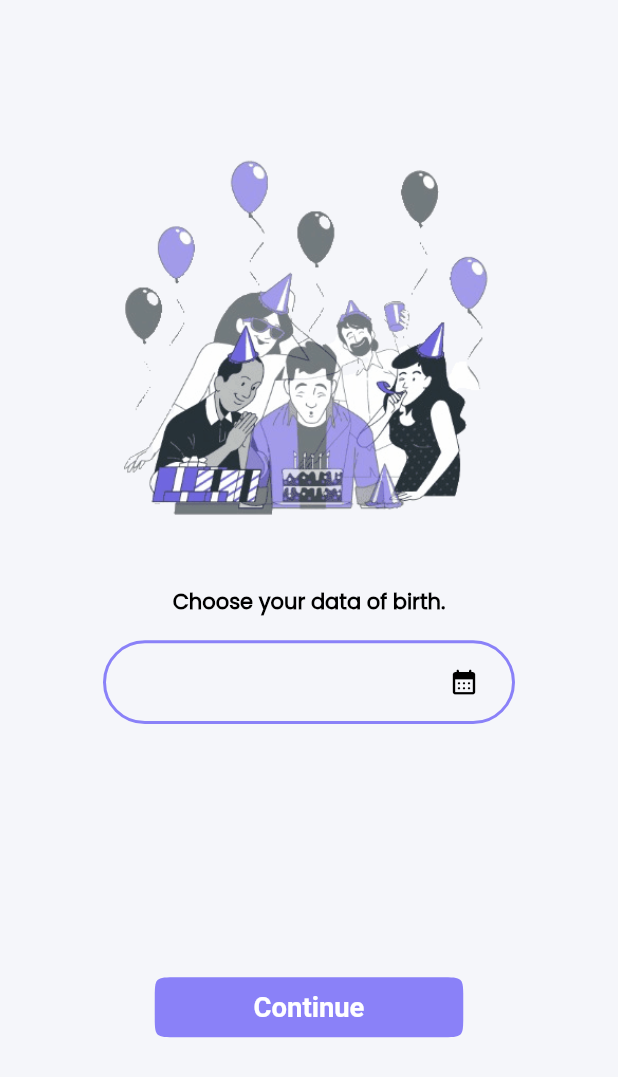
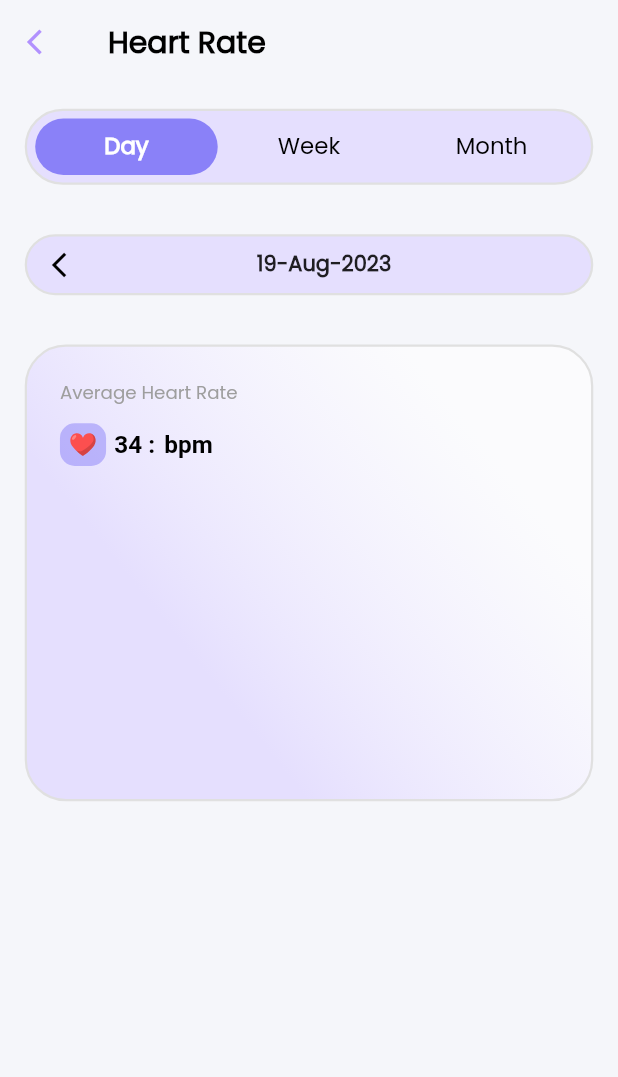
Before and after one commit to sanjaioffi/HealHer, a Flutter app: the screen it shows after launch, on a phone screen of 412 x 824 dp. Shown: the top 1077 px of the screen. Run offline on Flutter 3.47's test engine with Material 2 defaults, Android fonts, the phone set to English and light mode, and no system bars; our stand-ins replace calendar_date_picker2, carousel_slider, flutter_datetime_picker_bdaya, flutter_svg, get, scroll_snap_list; missing offline and left inert: flutter_ruler_picker.

Commit message:
Heart rate Ui part-1

```diff
--- a/lib/main.dart
+++ b/lib/main.dart
@@ -1,6 +1,6 @@
 import 'package:flutter/material.dart';
-import 'package:heal_her/presentation/screens/onboarding/view/height_and%20weight/user_height.dart';
-import 'package:heal_her/presentation/screens/onboarding/view/dob/date_of_birth.dart';
+import 'package:heal_her/presentation/common/screen_utils/screen_size.dart';
+import 'package:heal_her/presentation/screens/home/view/heart.dart';
 import 'package:heal_her/theme/build_theme.dart';
 
 
@@ -13,11 +13,12 @@ class MyApp extends StatelessWidget {
 
   @override
   Widget build(BuildContext context) {
+    ScreenSize().init(context);
     return MaterialApp(
       debugShowCheckedModeBanner: false,
       title: 'HealHer-SmartBand',
       theme: buildTheme(),
-      home: DateOfBirth(),
+      home: Heart(),
     );
   }
 }
--- /dev/null
+++ b/lib/presentation/screens/home/view/heart.dart
@@ -0,0 +1,72 @@
+import 'package:flutter/material.dart';
+import 'package:heal_her/presentation/common/screen_utils/screen_size.dart';
+import 'package:heal_her/presentation/screens/home/view/heart_widgets/back_ground.dart';
+import 'package:heal_her/presentation/screens/home/view/heart_widgets/tabBar.dart';
+import 'package:heal_her/presentation/utils/app_colors.dart';
+
+import 'heart_widgets/tab_view_heart.dart';
+
+class Heart extends StatefulWidget {
+  const Heart({super.key});
+
+  @override
+  State<Heart> createState() => _HeartState();
+}
+
+class _HeartState extends State<Heart> with SingleTickerProviderStateMixin {
+  late TabController _tabController;
+
+  List<DateTime> days = List.generate(30, (index) {
+    return DateTime.now().subtract(Duration(days: index));
+  });
+
+  static const List<Tab> myTabs = <Tab>[
+    Tab(text: 'Day'),
+    Tab(text: 'Week'),
+    Tab(text: 'Month'),
+  ];
+
+  @override
+  void initState() {
+    super.initState();
+
+    _tabController = TabController(vsync: this, length: myTabs.length);
+  }
+
+  @override
+  void dispose() {
+    _tabController.dispose();
+    super.dispose();
+  }
+
+  @override
+  Widget build(BuildContext context) {
+    return Scaffold(
+      appBar: AppBar(
+        leading: const Icon(
+          Icons.arrow_back_ios,
+          color: AppColor.babyPurplyBlue,
+        ),
+        elevation: 0,
+        backgroundColor: Colors.transparent,
+        title: const Text(
+          'Heart Rate',
+          style: TextStyle(color: AppColor.black, fontWeight: FontWeight.w800),
+        ),
+      ),
+      body: Column(children: [
+        /*
+        This widget is using for representing day,week & month
+        tab. The 'backGroundContainer' is common for background of the tabBar.
+         */
+        backGroundContainer(
+            width: screenWidth(double.infinity),
+            height: screenHeight(50),
+            child: Tabs(tabController: _tabController, myTab: myTabs),
+            horizontal: screenWidth(5),
+            vertical: screenHeight(5)),
+        TabViewBarHeart(tabController: _tabController, days: days)
+      ]),
+    );
+  }
+}
--- /dev/null
+++ b/lib/presentation/screens/home/view/heart_widgets/back_ground.dart
@@ -0,0 +1,39 @@
+import 'package:flutter/material.dart';
+
+import '../../../../common/screen_utils/screen_size.dart';
+import '../../../../utils/app_colors.dart';
+
+Container backGroundContainer(
+    {required Widget child, required double horizontal, required double vertical, required double height, required double width}) {
+  return Container(
+    height: height,
+    width: width,
+    margin: EdgeInsets.all(screenWidth(15)),
+    padding: EdgeInsets.symmetric(horizontal: horizontal,vertical: vertical),
+    decoration: BoxDecoration(
+      color: AppColor.lightPurplrBlue,
+      borderRadius: BorderRadius.circular(screenWidth(50)),
+      border: Border.all(color: Colors.grey.shade300,width: 1.5),
+    ),
+    child: child,
+  );
+}
+
+Container graphBackGroundContainer({required Widget child}){
+  return Container(
+    height: screenHeight(300),
+    width: screenWidth(450),
+    margin: EdgeInsets.all(screenWidth(15)),
+    padding: EdgeInsets.all(screenWidth(20)),
+    decoration: BoxDecoration(
+      borderRadius: BorderRadius.circular(screenWidth(25)),
+      border: Border.all(color: Colors.grey.shade300, width: 1.5),
+      gradient: const LinearGradient(
+        begin: Alignment.bottomCenter,
+        end: Alignment.centerRight,
+        colors: [AppColor.lightPurplrBlue, Colors.white60],
+      ),
+    ),
+    child: child,
+  );
+}
--- /dev/null
+++ b/lib/presentation/screens/home/view/heart_widgets/date_container.dart
@@ -0,0 +1,65 @@
+import 'package:flutter/material.dart';
+import 'package:intl/intl.dart';
+
+import '../../../../common/screen_utils/screen_size.dart';
+import 'back_ground.dart';
+
+class DateContainer extends StatefulWidget {
+  const DateContainer({super.key, required this.days});
+
+  final List days;
+
+  @override
+  State<DateContainer> createState() => _DateContainerState();
+}
+
+class _DateContainerState extends State<DateContainer> {
+  int index = 0;
+
+  @override
+  void initState() {
+    super.initState();
+  }
+
+  @override
+  Widget build(BuildContext context) {
+    return backGroundContainer(
+        width: screenWidth(double.infinity),
+        horizontal: screenWidth(15),
+        vertical: screenHeight(5),
+        height: screenHeight(40),
+        child: Center(
+          child: Row(
+            mainAxisAlignment: MainAxisAlignment.spaceBetween,
+            children: [
+              GestureDetector(
+                  onTap: () {
+                    setState(() {
+                      if (index < widget.days.length - 1) {
+                        index++;
+                      }
+                    });
+                  },
+                  child: const Icon(Icons.arrow_back_ios)),
+              Text(
+                '${widget.days[index].day}-${
+                    DateFormat('MMM').format(widget.days[index])
+                }-${widget.days[index].year}',
+                style: const TextStyle(fontWeight: FontWeight.w600),
+              ),
+              index!= 0
+                  ? GestureDetector(
+                      onTap: () {
+                        setState(() {
+                          if (index > 0) {
+                            index--;
+                          }
+                        });
+                      },
+                      child: const Icon(Icons.arrow_forward_ios))
+                  : const SizedBox(),
+            ],
+          ),
+        ));
+  }
+}
--- /dev/null
+++ b/lib/presentation/screens/home/view/heart_widgets/tabBar.dart
@@ -0,0 +1,34 @@
+import 'package:flutter/material.dart';
+import 'package:heal_her/presentation/common/screen_utils/screen_size.dart';
+import 'package:heal_her/presentation/utils/app_colors.dart';
+
+class Tabs extends StatelessWidget {
+  const Tabs({
+    super.key,
+    required this.tabController,
+    required this.myTab,
+  });
+
+  final TabController tabController;
+  final List<Tab> myTab;
+
+  @override
+  Widget build(BuildContext context) {
+    return TabBar(
+      labelColor: Colors.white,
+      unselectedLabelColor: Colors.black,
+      unselectedLabelStyle:  TextStyle(
+          fontSize: screenHeight(15)),
+
+      labelStyle: TextStyle(
+          fontWeight: FontWeight.w600,
+          fontSize: screenHeight(15)),
+      splashBorderRadius: BorderRadius.circular(screenWidth(30)),
+      indicator: BoxDecoration(
+          color: AppColor.purplyBlue,
+          borderRadius: BorderRadius.circular(screenWidth(30))),
+      tabs: myTab,
+      controller: tabController,
+    );
+  }
+}
--- /dev/null
+++ b/lib/presentation/screens/home/view/heart_widgets/tab_view_heart.dart
@@ -0,0 +1,108 @@
+import 'package:flutter/material.dart';
+import 'package:flutter_svg/svg.dart';
+
+import '../../../../common/screen_utils/screen_size.dart';
+import '../../../../utils/app_colors.dart';
+import 'back_ground.dart';
+import 'date_container.dart';
+
+class TabViewBarHeart extends StatelessWidget {
+   TabViewBarHeart(
+      {super.key, required this.tabController, required this.days});
+
+  final TabController tabController;
+  final List<DateTime> days;
+
+  var textStyle1=TextStyle(
+    color: AppColor.black,
+    fontWeight: FontWeight.w600,fontSize: screenHeight(16),
+    wordSpacing: 2,
+  );
+
+  @override
+  Widget build(BuildContext context) {
+    /*
+      NotificationListener is used to remove the scroll glow.
+
+      */
+    return NotificationListener<OverscrollIndicatorNotification>(
+      onNotification: (OverscrollIndicatorNotification notification) {
+        notification.disallowIndicator();
+        return true;
+      },
+      /*
+      This TabView has Days,Week and Month Data.
+       */
+      child: Expanded(
+        child: TabBarView(controller: tabController, children: [
+          Column(
+            children: [
+              DateContainer(
+                days: days,
+              ),
+              graphBackGroundContainer(
+                  child: Column(
+                crossAxisAlignment: CrossAxisAlignment.start,
+                children: [
+                  Text(
+                    'Average Heart Rate',
+                    style: TextStyle(
+                        color: Colors.grey[500], fontSize: screenHeight(12)),
+                  ),
+                  Row(
+                    children: [
+                      Container(
+                          height: screenHeight(28),
+                          width: screenWidth(28),
+                          margin:
+                              EdgeInsets.symmetric(vertical: screenWidth(10)),
+                          padding: EdgeInsets.all(screenWidth(4)),
+                          decoration: BoxDecoration(
+                              color: AppColor.purplyBlue.withOpacity(.50),
+                              borderRadius:
+                                  BorderRadius.circular(screenWidth(9))),
+                          child: SvgPicture.asset(
+                            'assets/svg/heart.svg',
+                            fit: BoxFit.contain,
+                          )),
+                      SizedBox(width: screenWidth(5),),
+                      RichText(
+                        text: TextSpan(
+                          children: [
+                            TextSpan(
+                              text: '34',
+                              style:textStyle1,
+                            ),
+                            TextSpan(
+                                text: ' : bpm',
+                                style:textStyle1,
+                            )],
+                        ),
+                      )
+                    ],
+                  )
+                ],
+              ))
+            ],
+          ),
+          Column(
+            children: [
+              DateContainer(
+                days: days,
+              ),
+              graphBackGroundContainer(child: SizedBox())
+            ],
+          ),
+          Column(
+            children: [
+              DateContainer(
+                days: days,
+              ),
+              graphBackGroundContainer(child: SizedBox())
+            ],
+          ),
+        ]),
+      ),
+    );
+  }
+}
--- a/lib/presentation/screens/onboarding/view/welcome/welcome_screen.dart
+++ b/lib/presentation/screens/onboarding/view/welcome/welcome_screen.dart
@@ -13,7 +13,7 @@ class WelcomeScreen extends StatelessWidget {
         body: SingleChildScrollView(
           child: Column(
             children: [
-              SizedBox(height: 60),
+              const SizedBox(height: 60),
               SizedBox(
                 width: 300,
                 child: RichText(
@@ -48,7 +48,7 @@ class WelcomeScreen extends StatelessWidget {
                           )),
                     ])),
               ),
-              SizedBox(
+              const SizedBox(
                 width: 300,
                 child: Text(
                   ' Empowering Women\'s Safety & overall Wellness with HealHer SmartBand.',
@@ -57,13 +57,13 @@ class WelcomeScreen extends StatelessWidget {
                 ),
               ),
               Image.asset('assets/images/welcome.png'),
-              ContinueElevatedButton(),
-              SizedBox(
+              const ContinueElevatedButton(),
+              const SizedBox(
                 height: 10,
               ),
               RichText(
                   text: TextSpan(children: [
-                TextSpan(
+                const TextSpan(
                     text: 'Already have an account? ',
                     style: TextStyle(
                       color: AppColor.black,
@@ -75,7 +75,7 @@ class WelcomeScreen extends StatelessWidget {
                         print('Sign In');
                       },
                     text: ' SignIn',
-                    style: TextStyle(
+                    style: const TextStyle(
                         color: AppColor.heavyPurplyBlue,
                         fontFamily: 'Poppins',
                         fontWeight: FontWeight.bold))
--- a/lib/theme/build_theme.dart
+++ b/lib/theme/build_theme.dart
@@ -24,5 +24,7 @@ ThemeData buildTheme() {
           iconColor: MaterialStatePropertyAll(Colors.white)),
     ),
     scaffoldBackgroundColor: AppColor.bgColor,
+    appBarTheme: const AppBarTheme(color: AppColor.black),
+    textTheme: const TextTheme(bodyLarge: TextStyle(color: AppColor.black))
   );
 }
--- a/pubspec.yaml
+++ b/pubspec.yaml
@@ -15,6 +15,7 @@ dependencies:
   flutter:
     sdk: flutter
   shared_preferences: ^2.2.0
+  flutter_svg: ^2.0.7
   get: ^4.6.5
   flutter_ruler_picker: ^1.0.3
   cupertino_icons: ^1.0.2
```
Also changed, not shown: assets/svg/heart.svg (added), pubspec.lock.
